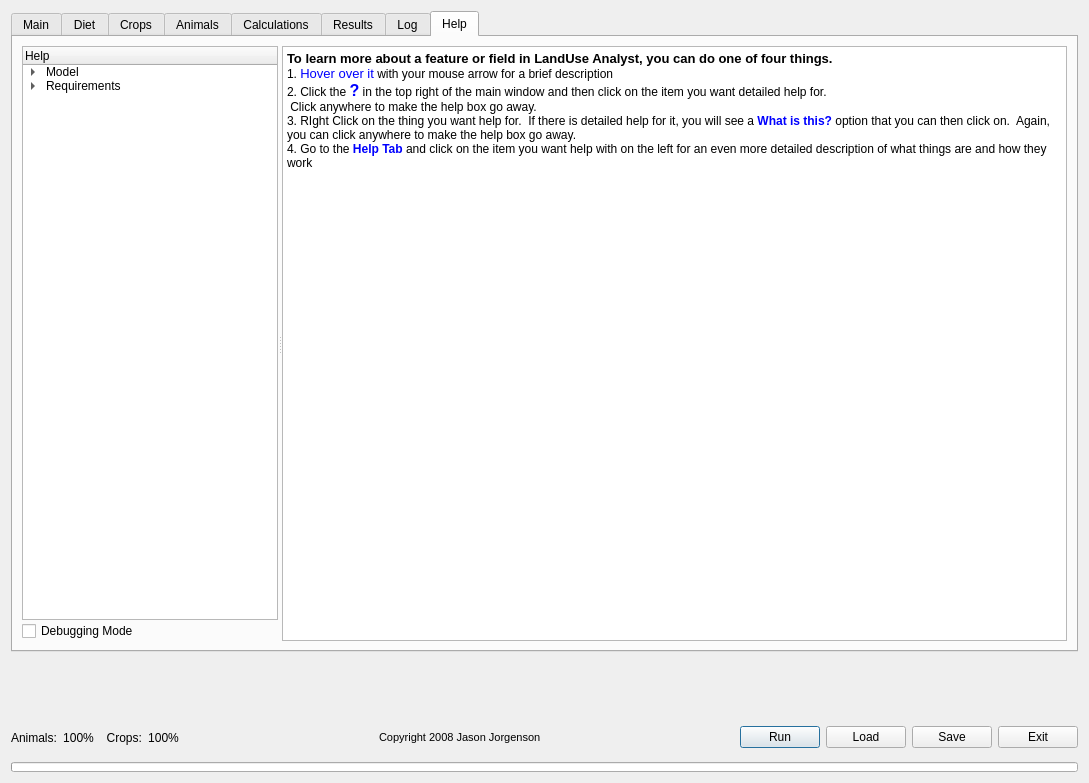
The window that landuse_analyst/landuse_analyst_dialog_base.ui (arkygeek/landuseanalyst) describes before a commit, drawn with Qt 5.
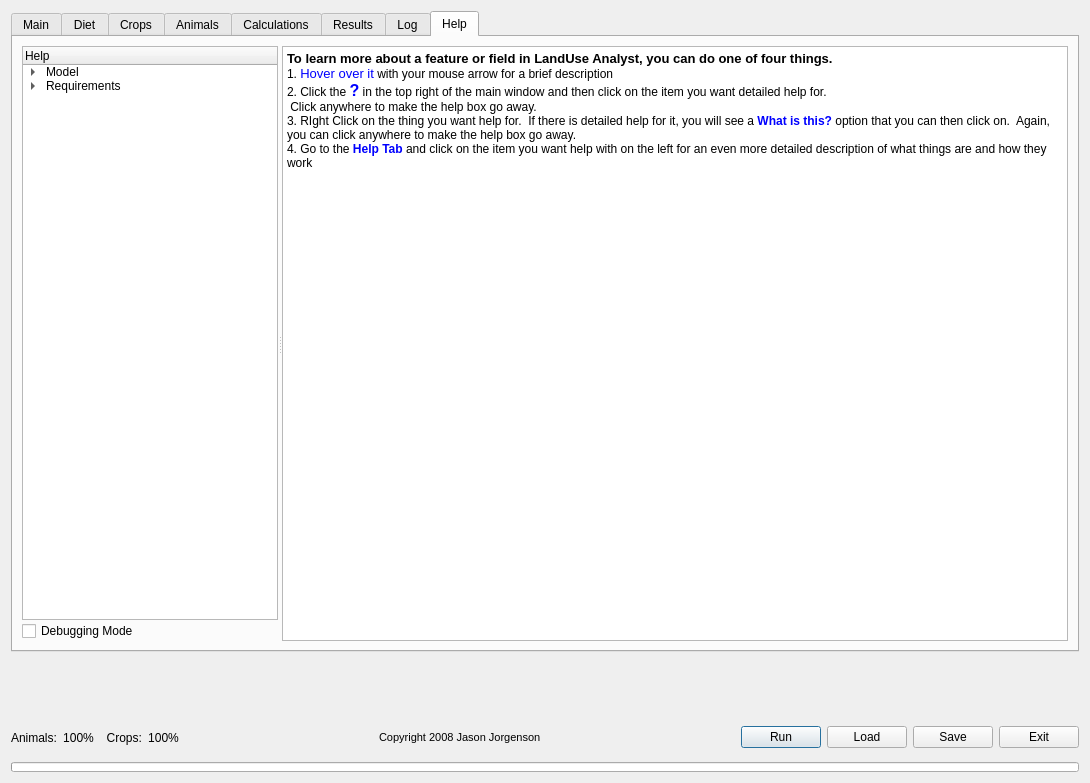
The same window after the commit. The open tabs and pages were chosen to show the change. Icons and pictures are not drawn.

The edit to the form file:
```diff
--- a/landuse_analyst/landuse_analyst_dialog_base.ui
+++ b/landuse_analyst/landuse_analyst_dialog_base.ui
@@ -7,7 +7,7 @@
    <rect>
     <x>0</x>
     <y>0</y>
-    <width>1089</width>
+    <width>1090</width>
     <height>783</height>
    </rect>
   </property>
@@ -3268,7 +3268,7 @@
            <string>&lt;!DOCTYPE HTML PUBLIC &quot;-//W3C//DTD HTML 4.0//EN&quot; &quot;http://www.w3.org/TR/REC-html40/strict.dtd&quot;&gt;
 &lt;html&gt;&lt;head&gt;&lt;meta name=&quot;qrichtext&quot; content=&quot;1&quot; /&gt;&lt;style type=&quot;text/css&quot;&gt;
 p, li { white-space: pre-wrap; }
-&lt;/style&gt;&lt;/head&gt;&lt;body style=&quot; font-family:'.SF NS Text'; font-size:13pt; font-weight:400; font-style:normal;&quot;&gt;
+&lt;/style&gt;&lt;/head&gt;&lt;body style=&quot; font-family:'.AppleSystemUIFont'; font-size:13pt; font-weight:400; font-style:normal;&quot;&gt;
 &lt;p style=&quot; margin-top:0px; margin-bottom:0px; margin-left:0px; margin-right:0px; -qt-block-indent:0; text-indent:0px;&quot;&gt;&lt;span style=&quot; font-family:'Sans Serif'; font-size:10pt; font-weight:600;&quot;&gt;To learn more about a feature or field in LandUse Analyst, you can do one of four things.&lt;/span&gt;&lt;/p&gt;
 &lt;p style=&quot; margin-top:0px; margin-bottom:0px; margin-left:0px; margin-right:0px; -qt-block-indent:0; text-indent:0px;&quot;&gt;&lt;span style=&quot; font-family:'Sans Serif'; font-size:9pt;&quot;&gt;1. &lt;/span&gt;&lt;span style=&quot; font-family:'Sans Serif'; font-size:10pt; color:#0000ff;&quot;&gt;Hover over it&lt;/span&gt;&lt;span style=&quot; font-family:'Sans Serif'; font-size:9pt;&quot;&gt; with your mouse arrow for a brief description&lt;/span&gt;&lt;/p&gt;
 &lt;p style=&quot; margin-top:0px; margin-bottom:0px; margin-left:0px; margin-right:0px; -qt-block-indent:0; text-indent:0px;&quot;&gt;&lt;span style=&quot; font-family:'Sans Serif'; font-size:9pt;&quot;&gt;2. Click the &lt;/span&gt;&lt;span style=&quot; font-family:'Sans Serif'; font-size:12pt; font-weight:600; color:#0000ff;&quot;&gt;?&lt;/span&gt;&lt;span style=&quot; font-family:'Sans Serif'; font-size:9pt;&quot;&gt; in the top right of the main window and then click on the item you want detailed help for.&lt;/span&gt;&lt;/p&gt;
```
Left out of the diff: 4 changed lines with no effect on the pictures.
